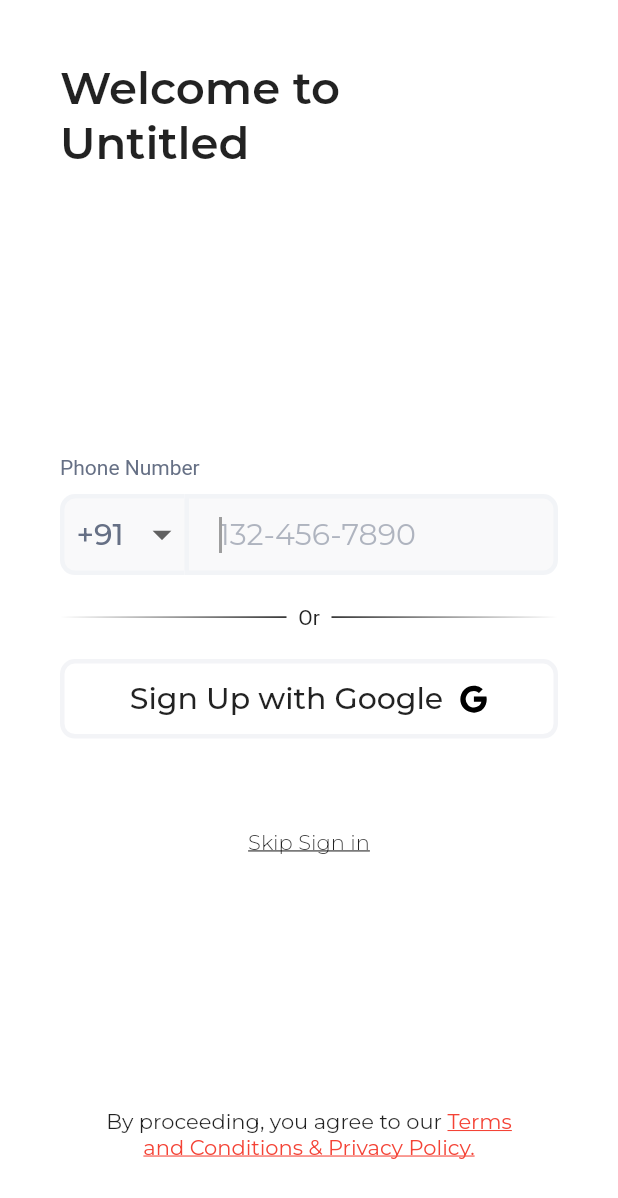
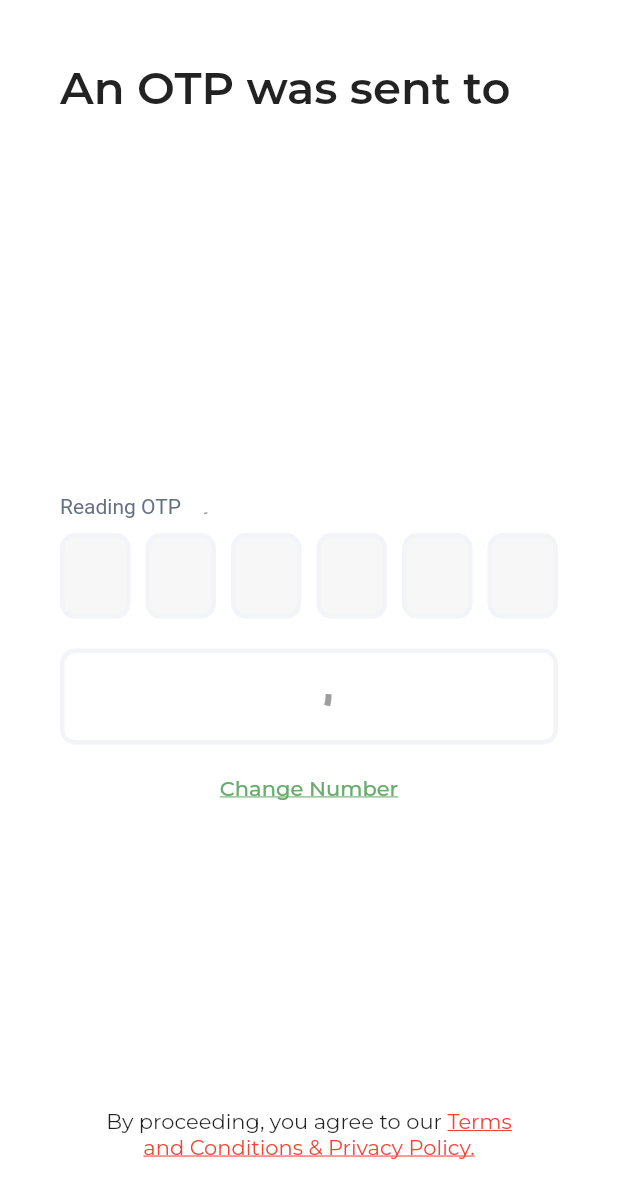
Before and after one commit to Karan0009/eat-good-app, a Flutter app: the screen it shows after launch, on a phone screen of 412 x 824 dp. Shown: the top 1198 px of the screen. Run offline on Flutter 3.47's test engine with Material 2 defaults, Android fonts, the phone set to English and light mode, and no system bars; our stand-ins replace firebase_auth, firebase_core, flutter_svg, google_fonts, shared_preferences; accounts and stored records are empty.

Commit message:
feat: add firebase and screens

```diff
--- /dev/null
+++ b/lib/components/login_screen_footer.dart
@@ -0,0 +1,45 @@
+import 'package:flutter/material.dart';
+import 'package:google_fonts/google_fonts.dart';
+
+class LoginScreenFooter extends StatelessWidget {
+  const LoginScreenFooter({super.key});
+
+  @override
+  Widget build(BuildContext context) {
+    return Container(
+      width: double.infinity,
+      child: Column(
+        crossAxisAlignment: CrossAxisAlignment.center,
+        children: [
+          Row(
+            mainAxisAlignment: MainAxisAlignment.center,
+            children: [
+              Text(
+                "By proceeding, you agree to our ",
+                style: GoogleFonts.montserrat(),
+              ),
+              Text(
+                "Terms",
+                style: GoogleFonts.montserrat(
+                  textStyle: const TextStyle(
+                    color: Colors.red,
+                    decoration: TextDecoration.underline,
+                  ),
+                ),
+              ),
+            ],
+          ),
+          Text(
+            "and Conditions & Privacy Policy.",
+            style: GoogleFonts.montserrat(
+              textStyle: const TextStyle(
+                color: Colors.red,
+                decoration: TextDecoration.underline,
+              ),
+            ),
+          ),
+        ],
+      ),
+    );
+  }
+}
--- a/lib/main.dart
+++ b/lib/main.dart
@@ -1,7 +1,12 @@
+import 'package:firebase_core/firebase_core.dart';
 import 'package:flutter/material.dart';
+import 'package:login_screen_2/providers/auth_provider.dart';
 import 'package:login_screen_2/routes.dart';
+import 'package:provider/provider.dart';
 
-void main() {
+void main() async {
+  WidgetsFlutterBinding.ensureInitialized();
+  await Firebase.initializeApp();
   runApp(const MyApp());
 }
 
@@ -11,7 +16,11 @@ class MyApp extends StatelessWidget {
   // This widget is the root of your application.
   @override
   Widget build(BuildContext context) {
-    return MaterialApp(
+    return MultiProvider(
+      providers: [
+        ChangeNotifierProvider(create: (_) => AuthProvider()),
+      ],
+      child: MaterialApp(
         title: 'Login screen',
         debugShowCheckedModeBanner: false,
         theme: ThemeData(
@@ -19,6 +28,9 @@ class MyApp extends StatelessWidget {
           primarySwatch: Colors.grey,
         ),
         routes: routes,
+        // home:
+        //     auth.isSignedIn == true ? const HomeScreen() : const LoginScreen(),
+      ),
     );
   }
 }
--- a/lib/routes.dart
+++ b/lib/routes.dart
@@ -1,9 +1,11 @@
 import 'package:flutter/material.dart';
 import 'package:login_screen_2/screens/home_screen.dart';
+import 'package:login_screen_2/screens/login_otp_screen.dart';
 import 'package:login_screen_2/screens/login_screen.dart';
 
 final Map<String, WidgetBuilder> routes = {
-  "/": (BuildContext context) => const LoginScreen(),
+  "/": (BuildContext context) => const LoginOtpScreen("", "", ""),
   '/login': (BuildContext context) => const LoginScreen(),
+  '/login-get-otp': (BuildContext context) => const LoginOtpScreen("", "", ""),
   '/home': (BuildContext context) => const HomeScreen(),
 };
--- /dev/null
+++ b/lib/screens/login_otp_screen.dart
@@ -0,0 +1,440 @@
+import 'dart:async';
+
+import 'package:flutter/material.dart';
+import 'package:google_fonts/google_fonts.dart';
+import 'package:provider/provider.dart';
+
+import '../components/login_screen_footer.dart';
+import '../providers/auth_provider.dart';
+
+class LoginOtpScreen extends StatefulWidget {
+  final String verificationId;
+  final String phone;
+  final String countryCode;
+  const LoginOtpScreen(this.verificationId, this.countryCode, this.phone,
+      {super.key});
+
+  @override
+  State<LoginOtpScreen> createState() => _LoginOtpScreenState();
+}
+
+class _LoginOtpScreenState extends State<LoginOtpScreen> {
+  static const int otpLen = 6;
+  int resendOtpTimeInSeconds = 5;
+  late Timer interval;
+  int remainingResendOtpTimeInSeconds = 0;
+  _LoginOtpScreenState() {
+    for (int i = 0; i < otpLen; ++i) {
+      phoneOtpFormKeys.add(GlobalKey<FormState>());
+    }
+  }
+  final List<GlobalKey<FormState>> phoneOtpFormKeys = [];
+
+  @override
+  void initState() {
+    super.initState();
+    remainingResendOtpTimeInSeconds = resendOtpTimeInSeconds;
+    interval = Timer.periodic(
+      const Duration(seconds: 1),
+      (timer) {
+        setState(() {
+          remainingResendOtpTimeInSeconds -= 1;
+        });
+        if (remainingResendOtpTimeInSeconds == 0) {
+          interval.cancel();
+        }
+      },
+    );
+  }
+
+  void _navigateToLoginScreen(BuildContext context) {
+    Navigator.pushNamed(context, "/login");
+  }
+
+  void restartInterval() {
+    setState(() {
+      remainingResendOtpTimeInSeconds = resendOtpTimeInSeconds;
+      interval = Timer.periodic(
+        const Duration(seconds: 1),
+        (timer) {
+          setState(() {
+            remainingResendOtpTimeInSeconds -= 1;
+          });
+          if (remainingResendOtpTimeInSeconds == 0) {
+            interval.cancel();
+          }
+        },
+      );
+    });
+  }
+
+  @override
+  Widget build(BuildContext context) {
+    // final args =
+    //     ModalRoute.of(context)?.settings.arguments as Map<String, dynamic>;
+    // final countryCode = args['countryCode'];
+    // final phone = args['phone'];
+    final completePhoneNumber = "${widget.countryCode} ${widget.phone}";
+    double screenHeight = MediaQuery.of(context).size.height * 0.95;
+    return GestureDetector(
+      onTap: () {
+        FocusManager.instance.primaryFocus?.unfocus();
+      },
+      child: Scaffold(
+        backgroundColor: Colors.white,
+        body: SafeArea(
+          child: SingleChildScrollView(
+            keyboardDismissBehavior: ScrollViewKeyboardDismissBehavior.onDrag,
+            child: Container(
+              height: screenHeight,
+              // decoration: const BoxDecoration(color: Colors.yellow),
+              child: Column(
+                mainAxisAlignment: MainAxisAlignment.spaceBetween,
+                crossAxisAlignment: CrossAxisAlignment.start,
+                children: [
+                  Padding(
+                    padding: const EdgeInsets.only(left: 40, top: 40),
+                    child: Column(
+                      crossAxisAlignment: CrossAxisAlignment.start,
+                      children: [
+                        Text(
+                          "An OTP was sent to",
+                          style: GoogleFonts.montserrat(
+                            textStyle: const TextStyle(fontSize: 30),
+                            fontWeight: FontWeight.w600,
+                          ),
+                        ),
+                        const SizedBox(
+                          height: 10,
+                        ),
+                        Text(
+                          completePhoneNumber,
+                          style: GoogleFonts.montserrat(
+                              textStyle: const TextStyle(fontSize: 30),
+                              fontWeight: FontWeight.w600,
+                              color: const Color.fromRGBO(104, 172, 108, 1)),
+                        ),
+                      ],
+                    ),
+                  ),
+                  Padding(
+                    padding: const EdgeInsets.symmetric(horizontal: 40),
+                    child: Column(
+                      children: [
+                        const SizedBox(
+                          height: 0,
+                        ),
+                        _PhoneOtpForm(
+                          formKeys: phoneOtpFormKeys,
+                          otpLen: otpLen,
+                        ),
+                        const SizedBox(
+                          height: 20,
+                        ),
+                        ResendOtpButton(remainingResendOtpTimeInSeconds,
+                            widget.countryCode, widget.phone, restartInterval),
+                        const SizedBox(
+                          height: 20,
+                        ),
+                        Row(
+                          mainAxisAlignment: MainAxisAlignment.center,
+                          children: [
+                            GestureDetector(
+                              onTap: () => {_navigateToLoginScreen(context)},
+                              child: Text(
+                                "Change Number",
+                                style: GoogleFonts.montserrat(
+                                  textStyle: const TextStyle(
+                                    decoration: TextDecoration.underline,
+                                    fontWeight: FontWeight.w500,
+                                    color: Color.fromRGBO(104, 172, 108, 1),
+                                  ),
+                                ),
+                              ),
+                            )
+                          ],
+                        ),
+                      ],
+                    ),
+                  ),
+                  const Padding(
+                    padding: EdgeInsets.only(left: 40, right: 40, bottom: 10),
+                    child: LoginScreenFooter(),
+                  )
+                ],
+              ),
+            ),
+          ),
+        ),
+      ),
+    );
+  }
+}
+
+class _PhoneOtpForm extends StatefulWidget {
+  _PhoneOtpForm({required this.formKeys, required this.otpLen}) {
+    for (int i = 0; i < otpLen; ++i) {
+      focusNodes.add(FocusNode());
+    }
+  }
+  final List<GlobalKey<FormState>> formKeys;
+  final int otpLen;
+  final List<FocusNode> focusNodes = [];
+  @override
+  State<_PhoneOtpForm> createState() => _PhoneOtpFormState();
+}
+
+class _PhoneOtpFormState extends State<_PhoneOtpForm> {
+  _PhoneOtpFormState() {
+    for (int i = 0; i < 6; ++i) {
+      otpVal.add("");
+    }
+  }
+  List<String> otpVal = [];
+  bool otpFetchedFromSms = false;
+
+  @override
+  Widget build(BuildContext context) {
+    return Column(
+      crossAxisAlignment: CrossAxisAlignment.stretch,
+      children: [
+        Row(
+          children: [
+            const Text(
+              'Reading OTP',
+              style: TextStyle(
+                color: Color.fromRGBO(102, 112, 133, 1),
+              ),
+            ),
+            Container(
+              height: 10,
+              width: 10,
+              margin: const EdgeInsets.only(left: 10),
+              child: const CircularProgressIndicator(strokeWidth: 1),
+            )
+          ],
+        ),
+        const SizedBox(
+          height: 10,
+        ),
+        Row(
+          mainAxisAlignment: MainAxisAlignment.spaceBetween,
+          crossAxisAlignment: CrossAxisAlignment.center,
+          children: [
+            ...widget.formKeys
+                .asMap()
+                .entries
+                .map((item) => Flexible(
+                      flex: 1,
+                      child: Container(
+                        width: 47,
+                        height: 57,
+                        alignment: Alignment.center,
+                        decoration: BoxDecoration(
+                          border: Border.all(
+                            color: const Color.fromRGBO(242, 244, 247, 1),
+                            width: 3,
+                          ),
+                          borderRadius: BorderRadius.circular(10),
+                          color: const Color.fromRGBO(247, 247, 248, 1),
+                        ),
+                        child: TextFormField(
+                          key: item.value,
+                          focusNode: widget.focusNodes[item.key],
+                          maxLength: 1,
+                          textAlign: TextAlign.center,
+                          style: GoogleFonts.montserrat(
+                            textStyle: const TextStyle(
+                              color: Color.fromRGBO(102, 112, 133, 1),
+                              fontWeight: FontWeight.w500,
+                              fontSize: 20,
+                            ),
+                          ),
+                          autofocus: false,
+                          keyboardType: TextInputType.number,
+                          decoration: const InputDecoration(
+                            border: InputBorder.none,
+                            hintText: "",
+                            counterText: "",
+                            hintStyle: TextStyle(
+                              color: Color.fromRGBO(102, 112, 133, 0.5),
+                              fontWeight: FontWeight.w400,
+                              fontSize: 20,
+                            ),
+                          ),
+                          validator: (value) {
+                            return null;
+                          },
+                          onTap: () {
+                            print("setting focus to:${item.key}");
+                            widget.focusNodes[item.key].requestFocus();
+                          },
+                          onChanged: (value) {
+                            print("value:$value, ${item.key}");
+                            if (value == '') {
+                              if (item.key > 0) {
+                                widget.focusNodes[item.key - 1].requestFocus();
+                                // widget.focusNodes[item.key + 1].requestFocus();
+                              } else {
+                                widget.focusNodes[0].requestFocus();
+                              }
+                            } else {
+                              if (item.key < widget.otpLen - 1) {
+                                widget.focusNodes[item.key + 1].requestFocus();
+                                // widget.focusNodes[item.key + 1].requestFocus();
+                              } else {
+                                FocusManager.instance.primaryFocus?.unfocus();
+                                print("submit otp");
+                              }
+                            }
+                            setState(() {
+                              otpVal[item.key] = value;
+                              // phoneValue = value;
+                            });
+                          },
+                        ),
+                      ),
+                    ))
+                .toList(),
+            // Flexible(
+            //   flex: 1,
+            //   child: otpFetchedFromSms
+            //       ? ElevatedButton(
+            //           style: ElevatedButton.styleFrom(
+            //             padding: const EdgeInsets.all(13),
+            //             elevation: 0,
+            //             backgroundColor: const Color.fromRGBO(58, 100, 61, 1),
+            //             foregroundColor: const Color.fromRGBO(214, 248, 184, 1),
+            //             shape: const RoundedRectangleBorder(
+            //               borderRadius: BorderRadius.all(Radius.circular(10)),
+            //             ),
+            //           ),
+            //           child: const Icon(
+            //             Icons.arrow_forward_rounded,
+            //             size: 30,
+            //           ),
+            //           onPressed: () {},
+            //         )
+            //       : const Center(
+            //           child: CircularProgressIndicator(),
+            //         ),
+            // ),
+          ],
+        ),
+      ],
+    );
+  }
+}
+
+class ResendOtpButton extends StatelessWidget {
+  const ResendOtpButton(this.remainingTimeInSec, this.countryCode, this.phone,
+      this.restartTimerHandler,
+      {super.key});
+  final int remainingTimeInSec;
+  final String countryCode;
+  final String phone;
+  final Function restartTimerHandler;
+  @override
+  Widget build(BuildContext context) {
+    final auth = Provider.of<AuthProvider>(context, listen: false);
+    return ElevatedButton(
+      onPressed: () {
+        auth.signinWithPhone(context, countryCode, phone);
+        if (!auth.isLoading) {
+          restartTimerHandler();
+        }
+      },
+      style: ElevatedButton.styleFrom(
+        backgroundColor: const Color.fromRGBO(255, 255, 255, 1),
+        elevation: 0,
+        splashFactory: NoSplash.splashFactory,
+        padding: const EdgeInsets.symmetric(vertical: 14),
+        shape: RoundedRectangleBorder(
+          borderRadius: BorderRadius.circular(10),
+          side: const BorderSide(
+            color: Color.fromRGBO(243, 244, 247, 1),
+            width: 3,
+          ),
+        ),
+      ),
+      child: InkWell(
+        splashColor: Colors.transparent,
+        highlightColor: Colors.transparent,
+        enableFeedback: false,
+        child: Row(
+          mainAxisAlignment: MainAxisAlignment.center,
+          children: [
+            Padding(
+              padding: const EdgeInsets.only(right: 10.0),
+              child: Row(
+                children: [
+                  if (remainingTimeInSec == 0)
+                    Center(
+                      child: auth.isLoading
+                          ? Text(
+                              "Resend OTP",
+                              style: GoogleFonts.montserrat(
+                                textStyle: const TextStyle(
+                                  fontSize: 16,
+                                  fontWeight: FontWeight.w600,
+                                  color: Color.fromRGBO(104, 172, 108, 1),
+                                ),
+                              ),
+                            )
+                          : const CircularProgressIndicator(),
+                    ),
+                  if (remainingTimeInSec > 0) ...[
+                    Text(
+                      "(",
+                      style: GoogleFonts.montserrat(
+                        textStyle: const TextStyle(
+                          fontSize: 16,
+                          fontWeight: FontWeight.w600,
+                          color: Color.fromRGBO(104, 172, 108, 1),
+                        ),
+                      ),
+                    ),
+                    TimerWidget(timeInSeconds: remainingTimeInSec),
+                    Text(
+                      ")",
+                      style: GoogleFonts.montserrat(
+                        textStyle: const TextStyle(
+                          fontSize: 16,
+                          fontWeight: FontWeight.w600,
+                          color: Color.fromRGBO(104, 172, 108, 1),
+                        ),
+                      ),
+                    ),
+                  ]
+                ],
+              ),
+            )
+          ],
+        ),
+      ),
+    );
+  }
+}
+
+class TimerWidget extends StatelessWidget {
+  final int timeInSeconds;
+  const TimerWidget({required this.timeInSeconds, super.key});
+
+  final String remainingMins = "";
+  final String remainingSeconds = "";
+
+  // @override
+  @override
+  Widget build(BuildContext context) {
+    return Text(
+      "${(timeInSeconds / 60).toStringAsFixed(0).padLeft(1, '0')}:${(timeInSeconds % 60).toStringAsFixed(0).padLeft(2, '0')}",
+      style: GoogleFonts.montserrat(
+        textStyle: const TextStyle(
+          fontSize: 16,
+          fontWeight: FontWeight.w600,
+          color: Color.fromRGBO(104, 172, 108, 1),
+        ),
+      ),
+    );
+  }
+}
--- a/lib/screens/login_screen.dart
+++ b/lib/screens/login_screen.dart
@@ -3,7 +3,10 @@
 import 'package:flutter/material.dart';
 import 'package:google_fonts/google_fonts.dart';
 import 'package:flutter_svg/flutter_svg.dart';
+import 'package:login_screen_2/providers/auth_provider.dart';
+import 'package:provider/provider.dart';
 
+import '../components/login_screen_footer.dart';
 import '../components/rounded_border_on_some_sides_widget.dart';
 
 class LoginScreen extends StatefulWidget {
@@ -159,7 +162,7 @@ class _LoginScreenState extends State<LoginScreen> {
                   ),
                   const Padding(
                     padding: EdgeInsets.only(left: 40, right: 40, bottom: 10),
-                    child: Footer(),
+                    child: LoginScreenFooter(),
                   )
                 ],
               ),
@@ -337,6 +340,13 @@ class _PhoneLoginFormState extends State<PhoneLoginForm> {
     }
   }
 
+  void navigateToLoginOtpScreen(BuildContext context) {
+    final auth = Provider.of<AuthProvider>(context, listen: false);
+    auth.signinWithPhone(context, selectedPhoneCode, phoneValue);
+    // Navigator.pushNamed(context, '/login-get-otp',
+    //     arguments: {'countryCode': selectedPhoneCode, 'phone': phoneValue});
+  }
+
   @override
   Widget build(BuildContext context) {
     return Container(
@@ -480,7 +490,9 @@ class _PhoneLoginFormState extends State<PhoneLoginForm> {
                     Visibility(
                       visible: isPhoneInputValid(phoneValue),
                       child: ElevatedButton(
-                        onPressed: () {},
+                        onPressed: () {
+                          navigateToLoginOtpScreen(context);
+                        },
                         style: ElevatedButton.styleFrom(
                           padding: const EdgeInsets.all(12),
                           elevation: 0,
@@ -552,46 +564,3 @@ class SignupWithGoogleButtonWidget extends StatelessWidget {
     );
   }
 }
-
-class Footer extends StatelessWidget {
-  const Footer({super.key});
-
-  @override
-  Widget build(BuildContext context) {
-    return Container(
-      width: double.infinity,
-      child: Column(
-        crossAxisAlignment: CrossAxisAlignment.center,
-        children: [
-          Row(
-            mainAxisAlignment: MainAxisAlignment.center,
-            children: [
-              Text(
-                "By proceeding, you agree to our ",
-                style: GoogleFonts.montserrat(),
-              ),
-              Text(
-                "Terms",
-                style: GoogleFonts.montserrat(
-                  textStyle: const TextStyle(
-                    color: Colors.red,
-                    decoration: TextDecoration.underline,
-                  ),
-                ),
-              ),
-            ],
-          ),
-          Text(
-            "and Conditions & Privacy Policy.",
-            style: GoogleFonts.montserrat(
-              textStyle: const TextStyle(
-                color: Colors.red,
-                decoration: TextDecoration.underline,
-              ),
-            ),
-          ),
-        ],
-      ),
-    );
-  }
-}
--- a/pubspec.yaml
+++ b/pubspec.yaml
@@ -37,6 +37,11 @@ dependencies:
   cupertino_icons: ^1.0.2
   google_fonts: ^4.0.1
   flutter_svg: ^1.1.6
+  firebase_core: ^2.9.0
+  firebase_auth: ^4.4.0
+  cloud_firestore: ^4.5.0
+  shared_preferences: ^2.1.0
+  provider: ^6.0.5
 
 dev_dependencies:
   flutter_test:
```
Also changed, not shown: lib/providers/auth_provider.dart (added, +81 -0 lines), lib/utils/utils.dart (added, +9 -0 lines), pubspec.lock, 52 other files. Lines whose indentation alone changed are shown as unchanged.
